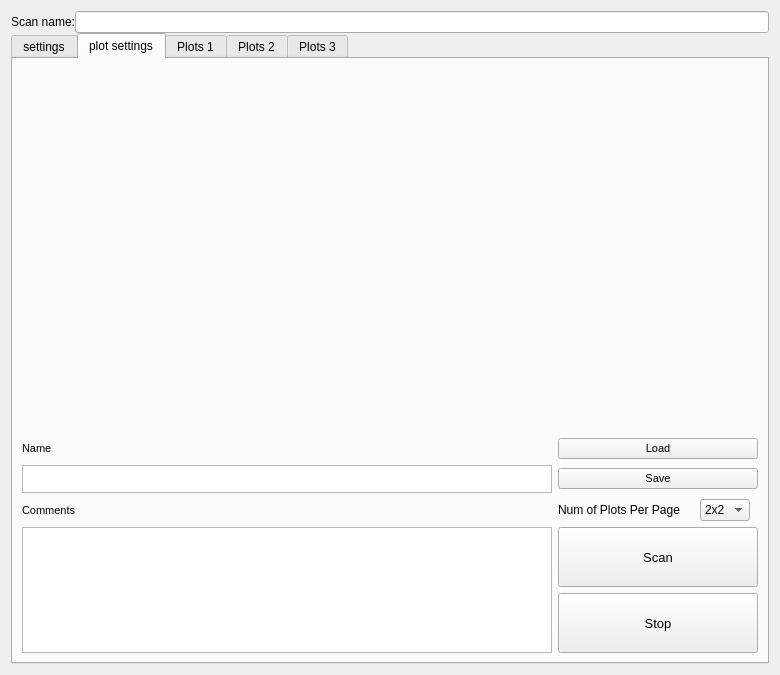
lictailer/zmeter, file core/ui/scan new.ui: the form before one commit.
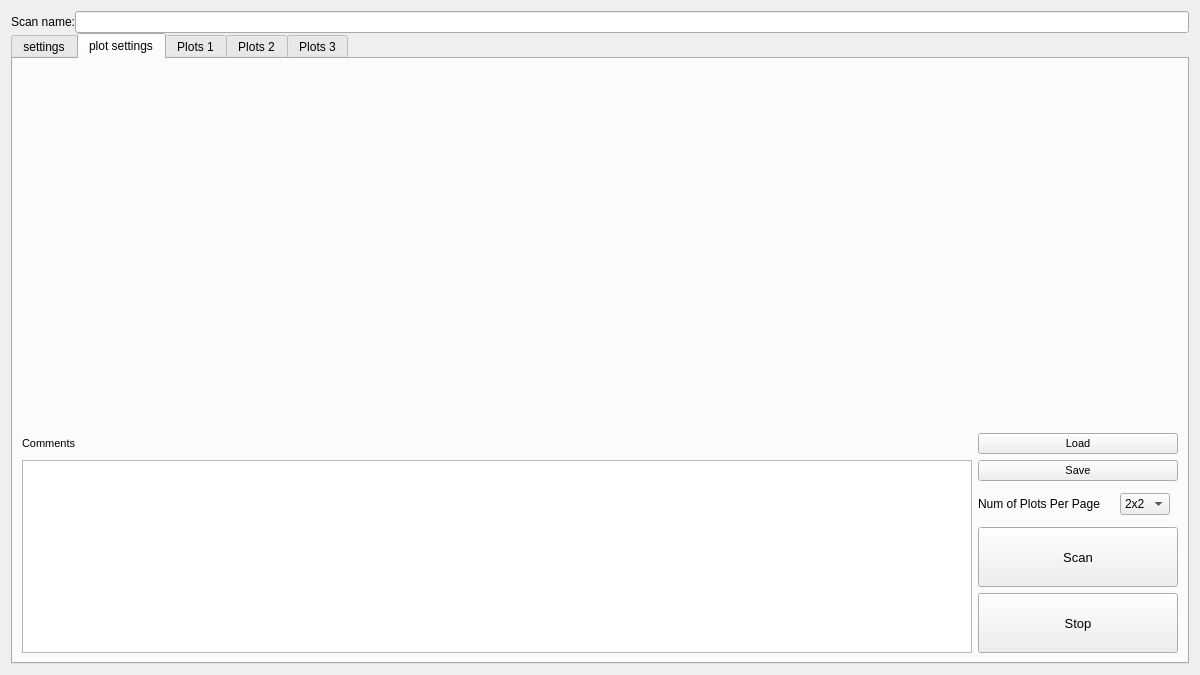
The form after the commit. The open tabs and pages were chosen to show the change.

```diff
--- a/core/ui/scan new.ui
+++ b/core/ui/scan new.ui
@@ -6,7 +6,7 @@
    <rect>
     <x>0</x>
     <y>0</y>
-    <width>780</width>
+    <width>1200</width>
     <height>675</height>
    </rect>
   </property>
@@ -108,62 +108,6 @@
        </item>
        <item>
         <layout class="QGridLayout" name="gridLayout_2">
-         <item row="1" column="0">
-          <widget class="QLabel" name="label_2">
-           <property name="sizePolicy">
-            <sizepolicy hsizetype="Fixed" vsizetype="Preferred">
-             <horstretch>0</horstretch>
-             <verstretch>0</verstretch>
-            </sizepolicy>
-           </property>
-           <property name="font">
-            <font>
-             <pointsize>8</pointsize>
-            </font>
-           </property>
-           <property name="text">
-            <string>Name</string>
-           </property>
-          </widget>
-         </item>
-         <item row="2" column="0">
-          <widget class="QPlainTextEdit" name="filename_textEdit">
-           <property name="sizePolicy">
-            <sizepolicy hsizetype="Expanding" vsizetype="Fixed">
-             <horstretch>0</horstretch>
-             <verstretch>0</verstretch>
-            </sizepolicy>
-           </property>
-           <property name="maximumSize">
-            <size>
-             <width>16777215</width>
-             <height>28</height>
-            </size>
-           </property>
-          </widget>
-         </item>
-         <item row="6" column="0" rowspan="2">
-          <widget class="QPlainTextEdit" name="comments_textEdit">
-           <property name="sizePolicy">
-            <sizepolicy hsizetype="Preferred" vsizetype="Expanding">
-             <horstretch>0</horstretch>
-             <verstretch>0</verstretch>
-            </sizepolicy>
-           </property>
-          </widget>
-         </item>
-         <item row="4" column="0">
-          <widget class="QLabel" name="label_6">
-           <property name="font">
-            <font>
-             <pointsize>8</pointsize>
-            </font>
-           </property>
-           <property name="text">
-            <string>Comments</string>
-           </property>
-          </widget>
-         </item>
          <item row="4" column="2">
           <widget class="QComboBox" name="PlotsPerPage">
            <property name="sizePolicy">
@@ -324,6 +268,28 @@
            </property>
           </widget>
          </item>
+         <item row="1" column="0">
+          <widget class="QLabel" name="label_6">
+           <property name="font">
+            <font>
+             <pointsize>8</pointsize>
+            </font>
+           </property>
+           <property name="text">
+            <string>Comments</string>
+           </property>
+          </widget>
+         </item>
+         <item row="2" column="0" rowspan="6">
+          <widget class="QPlainTextEdit" name="comments_textEdit">
+           <property name="sizePolicy">
+            <sizepolicy hsizetype="Expanding" vsizetype="Expanding">
+             <horstretch>0</horstretch>
+             <verstretch>0</verstretch>
+            </sizepolicy>
+           </property>
+          </widget>
+         </item>
         </layout>
        </item>
       </layout>
```
Left out of the diff: 4 changed lines with no effect on the pictures.
